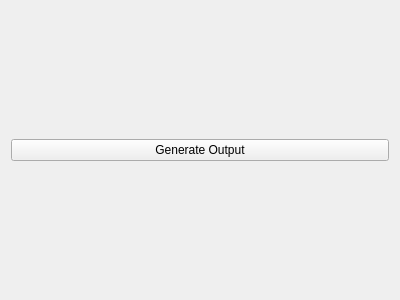
Qt form NewGeneUI/NewGene/Widgets/CreateOutput/GenerateOutput/newgenegenerateoutput.ui (daniel347x/newgene) before a commit.
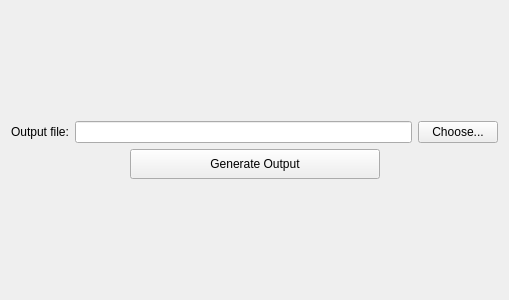
The same form after that commit.

Commit message: Improve laying out of widgets.

What changed in the file:
```diff
--- a/NewGeneUI/NewGene/Widgets/CreateOutput/GenerateOutput/newgenegenerateoutput.ui
+++ b/NewGeneUI/NewGene/Widgets/CreateOutput/GenerateOutput/newgenegenerateoutput.ui
@@ -6,20 +6,138 @@
    <rect>
     <x>0</x>
     <y>0</y>
-    <width>400</width>
+    <width>509</width>
     <height>300</height>
    </rect>
   </property>
+  <property name="sizePolicy">
+   <sizepolicy hsizetype="Fixed" vsizetype="Preferred">
+    <horstretch>0</horstretch>
+    <verstretch>0</verstretch>
+   </sizepolicy>
+  </property>
   <property name="windowTitle">
    <string>Form</string>
   </property>
   <layout class="QVBoxLayout" name="verticalLayout">
    <item>
-    <widget class="QPushButton" name="pushButtonGenerateOutput">
-     <property name="text">
-      <string>Generate Output</string>
+    <layout class="QVBoxLayout" name="verticalLayout_4"/>
+   </item>
+   <item>
+    <spacer name="verticalSpacer_2">
+     <property name="orientation">
+      <enum>Qt::Vertical</enum>
      </property>
-    </widget>
+     <property name="sizeHint" stdset="0">
+      <size>
+       <width>20</width>
+       <height>40</height>
+      </size>
+     </property>
+    </spacer>
+   </item>
+   <item>
+    <layout class="QHBoxLayout" name="horizontalLayout">
+     <item>
+      <layout class="QHBoxLayout" name="horizontalLayout_3">
+       <item>
+        <widget class="QLabel" name="label">
+         <property name="text">
+          <string>Output file:</string>
+         </property>
+        </widget>
+       </item>
+       <item>
+        <widget class="QLineEdit" name="lineEdit"/>
+       </item>
+      </layout>
+     </item>
+     <item>
+      <widget class="QPushButton" name="pushButton">
+       <property name="minimumSize">
+        <size>
+         <width>0</width>
+         <height>0</height>
+        </size>
+       </property>
+       <property name="text">
+        <string>Choose...</string>
+       </property>
+      </widget>
+     </item>
+    </layout>
+   </item>
+   <item>
+    <layout class="QHBoxLayout" name="horizontalLayout_2">
+     <item>
+      <spacer name="horizontalSpacer">
+       <property name="orientation">
+        <enum>Qt::Horizontal</enum>
+       </property>
+       <property name="sizeHint" stdset="0">
+        <size>
+         <width>80</width>
+         <height>20</height>
+        </size>
+       </property>
+      </spacer>
+     </item>
+     <item>
+      <widget class="QPushButton" name="pushButtonGenerateOutput">
+       <property name="sizePolicy">
+        <sizepolicy hsizetype="Preferred" vsizetype="Fixed">
+         <horstretch>0</horstretch>
+         <verstretch>0</verstretch>
+        </sizepolicy>
+       </property>
+       <property name="minimumSize">
+        <size>
+         <width>250</width>
+         <height>30</height>
+        </size>
+       </property>
+       <property name="maximumSize">
+        <size>
+         <width>200</width>
+         <height>16777215</height>
+        </size>
+       </property>
+       <property name="text">
+        <string>Generate Output</string>
+       </property>
+      </widget>
+     </item>
+     <item>
+      <spacer name="horizontalSpacer_2">
+       <property name="orientation">
+        <enum>Qt::Horizontal</enum>
+       </property>
+       <property name="sizeHint" stdset="0">
+        <size>
+         <width>80</width>
+         <height>20</height>
+        </size>
+       </property>
+      </spacer>
+     </item>
+    </layout>
+   </item>
+   <item>
+    <layout class="QVBoxLayout" name="verticalLayout_3">
+     <item>
+      <spacer name="verticalSpacer">
+       <property name="orientation">
+        <enum>Qt::Vertical</enum>
+       </property>
+       <property name="sizeHint" stdset="0">
+        <size>
+         <width>20</width>
+         <height>40</height>
+        </size>
+       </property>
+      </spacer>
+     </item>
+    </layout>
    </item>
   </layout>
  </widget>
```
The commit also changes 5 other files.
